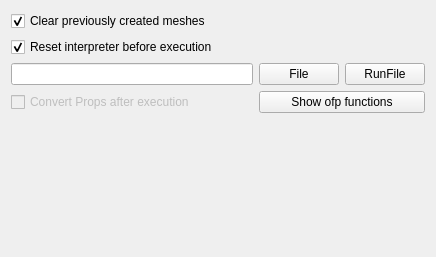
Before: the Qt Designer form toolbox.ui in TinyTinni/OF_Plugin-PyMesh, drawn with Qt 5.
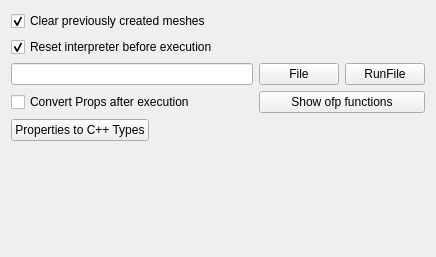
After: the same form once the commit is applied.

Commit message: reenable property cast. (default off) add property cast button

Patch:
```diff
--- a/toolbox.ui
+++ b/toolbox.ui
@@ -17,17 +17,7 @@
    <string>Form</string>
   </property>
   <layout class="QGridLayout" name="gridLayout">
-   <item row="3" column="0">
-    <widget class="QLineEdit" name="filename">
-     <property name="statusTip">
-      <string>Path to Python script.</string>
-     </property>
-     <property name="whatsThis">
-      <string>Path to Python script.</string>
-     </property>
-    </widget>
-   </item>
-   <item row="6" column="0">
+   <item row="8" column="0">
     <spacer name="verticalSpacer">
      <property name="orientation">
       <enum>Qt::Vertical</enum>
@@ -59,6 +49,16 @@
      </property>
     </widget>
    </item>
+   <item row="3" column="0">
+    <widget class="QLineEdit" name="filename">
+     <property name="statusTip">
+      <string>Path to Python script.</string>
+     </property>
+     <property name="whatsThis">
+      <string>Path to Python script.</string>
+     </property>
+    </widget>
+   </item>
    <item row="3" column="1">
     <layout class="QHBoxLayout" name="horizontalLayout">
      <item>
@@ -89,6 +89,20 @@
      </item>
     </layout>
    </item>
+   <item row="7" column="1">
+    <widget class="QLabel" name="lbPyVersion">
+     <property name="text">
+      <string>&lt;Python Version&gt;</string>
+     </property>
+    </widget>
+   </item>
+   <item row="4" column="1">
+    <widget class="QPushButton" name="pbShowFunctions">
+     <property name="text">
+      <string>Show ofp functions</string>
+     </property>
+    </widget>
+   </item>
    <item row="0" column="0">
     <widget class="QCheckBox" name="cbClearPrevious">
      <property name="statusTip">
@@ -108,7 +122,7 @@
    <item row="4" column="0">
     <widget class="QCheckBox" name="cbConvertProps">
      <property name="enabled">
-      <bool>false</bool>
+      <bool>true</bool>
      </property>
      <property name="toolTip">
       <string>Tries to convert all the properties added with python. Can be high CPU intensive.</string>
@@ -121,19 +135,38 @@
      </property>
     </widget>
    </item>
-   <item row="4" column="1">
-    <widget class="QPushButton" name="pbShowFunctions">
-     <property name="text">
-      <string>Show ofp functions</string>
+   <item row="7" column="0">
+    <layout class="QHBoxLayout" name="horizontalLayout_2">
+     <property name="topMargin">
+      <number>0</number>
      </property>
-    </widget>
-   </item>
-   <item row="5" column="1">
-    <widget class="QLabel" name="lbPyVersion">
-     <property name="text">
-      <string>&lt;Python Version&gt;</string>
-     </property>
-    </widget>
+     <item>
+      <widget class="QPushButton" name="pbConvertPropsToCpp">
+       <property name="toolTip">
+        <string>Tries to convert all Python properties of given &lt;Targets&gt; to C++ Types.</string>
+       </property>
+       <property name="whatsThis">
+        <string>Tries to convert all Python properties of given &lt;Targets&gt; to C++ Types. Some Plugins, such as the PropertyVis Plugin, can't handle properties added with python. Use this button.</string>
+       </property>
+       <property name="text">
+        <string>Properties to C++ Types</string>
+       </property>
+      </widget>
+     </item>
+     <item>
+      <spacer name="horizontalSpacer">
+       <property name="orientation">
+        <enum>Qt::Horizontal</enum>
+       </property>
+       <property name="sizeHint" stdset="0">
+        <size>
+         <width>40</width>
+         <height>20</height>
+        </size>
+       </property>
+      </spacer>
+     </item>
+    </layout>
    </item>
   </layout>
  </widget>
```
The commit also changes 2 other files.
